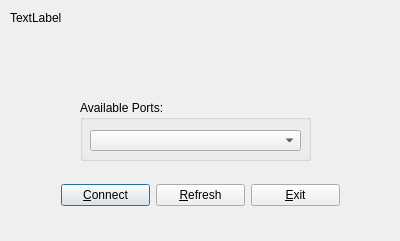
Above: splashdialog.ui from stelro/TCL before the change. Below: the same form after it.
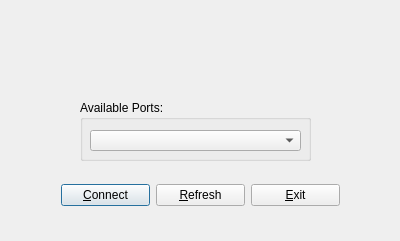
That is the form after the change. Icons and pictures are not drawn.

Patch:
```diff
--- a/splashdialog.ui
+++ b/splashdialog.ui
@@ -39,29 +39,6 @@
     </property>
    </widget>
   </widget>
-  <widget class="QWidget" name="mTitleBar" native="true">
-   <property name="geometry">
-    <rect>
-     <x>0</x>
-     <y>0</y>
-     <width>401</width>
-     <height>31</height>
-    </rect>
-   </property>
-   <widget class="QLabel" name="mTitleLabel">
-    <property name="geometry">
-     <rect>
-      <x>10</x>
-      <y>10</y>
-      <width>381</width>
-      <height>16</height>
-     </rect>
-    </property>
-    <property name="text">
-     <string>TextLabel</string>
-    </property>
-   </widget>
-  </widget>
   <widget class="QLabel" name="mMainImage">
    <property name="geometry">
     <rect>
@@ -117,6 +94,17 @@
     </item>
    </layout>
   </widget>
+  <widget class="QWidget" name="verticalLayoutWidget">
+   <property name="geometry">
+    <rect>
+     <x>0</x>
+     <y>0</y>
+     <width>401</width>
+     <height>31</height>
+    </rect>
+   </property>
+   <layout class="QVBoxLayout" name="verticalLayout"/>
+  </widget>
  </widget>
  <layoutdefault spacing="6" margin="11"/>
  <resources>
```
